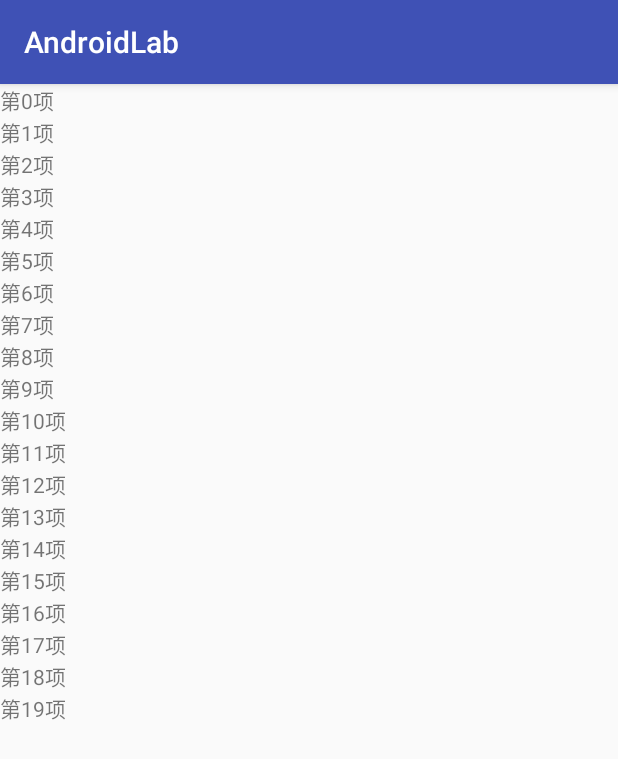
After one commit to zzxdng/AndroidLab, an Android app: the RecyclerViewFooterActivity screen opened directly, with no data from a screen before it, on a phone screen of 412 x 824 dp. The commit adds this screen. Shown: the top 759 px of the screen. Run offline under Robolectric (Android 15) with nearby library versions, the phone set to English and light mode, and no system bars.

Commit message:
1.添加RecyclerView基本用法，下拉刷新，下拉加载更多。

```diff
--- a/app/build.gradle
+++ b/app/build.gradle
@@ -19,10 +19,11 @@ android {
 }
 
 dependencies {
-    implementation fileTree(dir: 'libs', include: ['*.jar'])
+    implementation fileTree(include: ['*.jar'], dir: 'libs')
     implementation 'com.android.support:appcompat-v7:27.1.1'
     implementation 'com.android.support.constraint:constraint-layout:1.1.3'
     testImplementation 'junit:junit:4.12'
     androidTestImplementation 'com.android.support.test:runner:1.0.2'
     androidTestImplementation 'com.android.support.test.espresso:espresso-core:3.0.2'
+    implementation 'com.android.support:recyclerview-v7:27.1.1'
 }
--- a/app/src/main/AndroidManifest.xml
+++ b/app/src/main/AndroidManifest.xml
@@ -16,6 +16,8 @@
                 <category android:name="android.intent.category.LAUNCHER" />
             </intent-filter>
         </activity>
+        <activity android:name=".RecyclerViewExampleActivity" />
+        <activity android:name=".RecyclerViewFooterActivity" />
     </application>
 
 </manifest>
--- /dev/null
+++ b/app/src/main/java/com/zinc/example/androidlab/EndlessOnScrollListener.java
@@ -0,0 +1,60 @@
+package com.zinc.example.androidlab;
+
+import android.support.v7.widget.LinearLayoutManager;
+import android.support.v7.widget.RecyclerView;
+
+/**
+ * author： zhao zhongxin
+ * date： 2018/9/10
+ * description：上拉到底显示加载更多，这个功能还有待验证，bug很多
+ */
+public abstract class EndlessOnScrollListener extends RecyclerView.OnScrollListener {
+
+    private static final String TAG = "EndlessOnScrollListener";
+
+    private LinearLayoutManager linearLayoutManager;
+
+    //当前所在页
+    private int mCurrentPage = 0;
+
+    //已经加载出来的item数
+    private int totalItemCount = 0;
+
+    //用来存储上一个totalItemCount
+    private int previousTotal = 0;
+
+    //屏幕可见的item数量
+    private int visibleItemCount;
+
+    //屏幕可见第一个Item的位置
+    private int firstVisibleItem;
+
+    private int mLastItemPositon;
+
+    //是否执行加载数据
+    private boolean isUpward = true;
+
+    private int mThreashHoldItem = 3;
+
+    EndlessOnScrollListener(LinearLayoutManager linearLayoutManager) {
+        this.linearLayoutManager = linearLayoutManager;
+    }
+
+    @Override
+    public void onScrolled(RecyclerView recyclerView, int dx, int dy) {
+        super.onScrolled(recyclerView, dx, dy);
+
+        visibleItemCount = recyclerView.getChildCount();
+        mLastItemPositon = linearLayoutManager.findLastCompletelyVisibleItemPosition();
+        totalItemCount = linearLayoutManager.getItemCount();
+        firstVisibleItem = linearLayoutManager.findFirstVisibleItemPosition();
+        // 大于0表示正在向上滑动，小于等于0表示停止或向下滑动
+        if(dy > 0){
+            if(mLastItemPositon + mThreashHoldItem >= (totalItemCount - 1)){
+                onLoadMore(mCurrentPage);
+            }
+        }
+    }
+
+    public abstract void onLoadMore(int currentPage);
+}
--- /dev/null
+++ b/app/src/main/java/com/zinc/example/androidlab/RecyclerViewFooterActivity.java
@@ -0,0 +1,104 @@
+package com.zinc.example.androidlab;
+
+import android.graphics.Color;
+import android.os.AsyncTask;
+import android.os.Bundle;
+import android.support.v4.widget.SwipeRefreshLayout;
+import android.support.v7.app.AppCompatActivity;
+import android.support.v7.widget.LinearLayoutManager;
+import android.support.v7.widget.RecyclerView;
+
+import java.util.ArrayList;
+import java.util.List;
+import java.util.Timer;
+import java.util.TimerTask;
+
+public class RecyclerViewFooterActivity extends AppCompatActivity {
+
+    private RecyclerViewFooterAdapter mAdapter;
+    private RecyclerView mRecyclerView;
+    private List<String> mDataList;
+    private SwipeRefreshLayout mSwipeRefreshLayout;
+
+    private boolean mIsLoadingData = false;
+    @Override
+    protected void onCreate(Bundle savedInstanceState) {
+        super.onCreate(savedInstanceState);
+        setContentView(R.layout.activity_recycler_view_example);
+        initView();
+        initData();
+        mAdapter = new RecyclerViewFooterAdapter(mDataList, this);
+        mRecyclerView.setAdapter(mAdapter);
+    }
+
+    private void initData() {
+        mDataList = new ArrayList<>();
+        for(int i = 0; i < 20 ; i++){
+            mDataList.add(i, "第"+ i +"项");
+        }
+    }
+
+    private List<String> addTopData(List<String> list){
+        if(list != null){
+            for(int i = 0; i < 5 ; i++){
+                list.add(i, "下拉刷新增加过后的 第"+ i +"项");
+            }
+        }
+        return list;
+    }
+
+    private int mAddCount = 0;
+    private int addBottomData(List<String> list){
+        if(list != null){
+            for(int i = 0; i < 5; i++){
+                mAddCount ++;
+                if(mAddCount > 100){
+                    return RecyclerViewFooterAdapter.STATUS_LOAD_END;
+                }
+                list.add("上拉刷新增加过后的 第"+ i +"项");
+            }
+        }
+        return RecyclerViewFooterAdapter.STATUS_LOAD_COMPLETE;
+    }
+
+    private void initView() {
+        mRecyclerView = findViewById(R.id.example_string_recycler_view);
+        LinearLayoutManager linearLayoutManager = new LinearLayoutManager(this);
+        mRecyclerView.setLayoutManager(linearLayoutManager);//选择使用竖直的布局
+        mRecyclerView.addOnScrollListener(new EndlessOnScrollListener(linearLayoutManager) {
+            @Override
+            public void onLoadMore(int currentPage) {
+                mAdapter.setLoadingStatus(RecyclerViewFooterAdapter.STATUS_LOADING);
+                if(!mIsLoadingData){
+                    mIsLoadingData = true;
+                    new Timer().schedule(new TimerTask() {
+                        @Override
+                        public void run() {
+                            runOnUiThread(new Runnable() {
+                                @Override
+                                public void run() {
+                                    mAdapter.setLoadingStatus(addBottomData(mDataList));
+                                    mAdapter.notifyDataSetChanged();
+                                    mIsLoadingData = false;
+                                }
+                            });
+                        }
+                    }, 1000);
+                }
+            }
+        });
+        mSwipeRefreshLayout = findViewById(R.id.swipe_refresh_layout);
+        mSwipeRefreshLayout.setColorSchemeColors(Color.BLUE);
+        mSwipeRefreshLayout.setOnRefreshListener(new SwipeRefreshLayout.OnRefreshListener() {
+            @Override
+            public void onRefresh() {
+                mDataList = addTopData(mDataList);
+                mAdapter.notifyDataSetChanged();
+                mSwipeRefreshLayout.setRefreshing(false);//取消刷新状态
+            }
+        });
+
+
+    }
+
+}
--- /dev/null
+++ b/app/src/main/java/com/zinc/example/androidlab/RecyclerViewFooterAdapter.java
@@ -0,0 +1,118 @@
+package com.zinc.example.androidlab;
+
+import android.content.Context;
+import android.support.annotation.NonNull;
+import android.support.v7.widget.RecyclerView;
+import android.view.LayoutInflater;
+import android.view.View;
+import android.view.ViewGroup;
+import android.widget.LinearLayout;
+import android.widget.TextView;
+
+import java.util.List;
+
+/**
+ * author： zhao zhongxin
+ * date： 2018/9/10
+ * description：
+ */
+public class RecyclerViewFooterAdapter extends RecyclerView.Adapter {
+
+    private final int TYPE_NORMAL = 1;
+    private final int TYPE_FOOTER = 2;
+
+    private List<String> mDataList;
+    private Context mContext;
+
+    //加载状态
+    public static final int STATUS_LOAD_COMPLETE = 1;//加载完成
+    public static final int STATUS_LOADING = 2;//加载中...
+    public static final int STATUS_LOAD_END = 3;//加载到底了
+    private int mLoadingStatus = STATUS_LOAD_COMPLETE;
+
+    RecyclerViewFooterAdapter(List<String> mDataList, Context mContext) {
+        this.mDataList = mDataList;
+        this.mContext = mContext;
+    }
+
+    @Override
+    public int getItemViewType(int position) {
+        if(position + 1 == getItemCount()){
+            return TYPE_FOOTER;
+        }else {
+            return TYPE_NORMAL;
+        }
+    }
+
+    @NonNull
+    @Override
+    public RecyclerView.ViewHolder onCreateViewHolder(@NonNull ViewGroup parent, int viewType) {
+        if(viewType == TYPE_FOOTER){
+            View view = LayoutInflater.from(mContext).inflate(R.layout.recycler_item_footer_layout, parent, false);
+            return  new FooterViewHolder(view);
+        }else {
+            View view = LayoutInflater.from(mContext).inflate(R.layout.recyclerview_item_normal_layout, parent, false);
+            return  new NormalViewHolder(view);
+        }
+    }
+
+
+
+
+    @Override
+    public void onBindViewHolder(@NonNull RecyclerView.ViewHolder holder, int position) {
+        if(holder instanceof NormalViewHolder){
+            NormalViewHolder normalViewHolder = (NormalViewHolder)holder;
+            normalViewHolder.contentTv.setText(mDataList.get(position));
+        }else if (holder instanceof FooterViewHolder){
+            FooterViewHolder footerViewHolder = (FooterViewHolder)holder;
+            switch (mLoadingStatus){
+                case STATUS_LOAD_COMPLETE:
+                    footerViewHolder.loadingHintView.setVisibility(View.GONE);
+                    footerViewHolder.loadEndHintView.setVisibility(View.GONE);
+                    break;
+
+                case STATUS_LOADING :
+                    footerViewHolder.loadingHintView.setVisibility(View.VISIBLE);
+                    footerViewHolder.loadEndHintView.setVisibility(View.GONE);
+                    break;
+
+                case STATUS_LOAD_END:
+                    footerViewHolder.loadingHintView.setVisibility(View.GONE);
+                    footerViewHolder.loadEndHintView.setVisibility(View.VISIBLE);
+                    break;
+
+                default:
+                    break;
+            }
+        }
+    }
+
+    @Override
+    public int getItemCount() {
+        return mDataList.size() + 1;
+    }
+
+    public void setLoadingStatus(int status){
+        mLoadingStatus = status;
+    }
+
+    private class FooterViewHolder extends RecyclerView.ViewHolder {
+
+        LinearLayout loadingHintView;
+        LinearLayout loadEndHintView;
+        FooterViewHolder(View itemView) {
+            super(itemView);
+            loadingHintView = itemView.findViewById(R.id.loading_hint_ll);
+            loadEndHintView = itemView.findViewById(R.id.load_end_hint_ll);
+        }
+    }
+
+    private class NormalViewHolder extends RecyclerView.ViewHolder {
+        TextView contentTv;
+        NormalViewHolder(View itemView) {
+            super(itemView);
+            contentTv = itemView.findViewById(R.id.example_content_tv);
+        }
+    }
+}
--- /dev/null
+++ b/app/src/main/res/layout/activity_recycler_view_example.xml
@@ -0,0 +1,23 @@
+<?xml version="1.0" encoding="utf-8"?>
+<LinearLayout xmlns:android="http://schemas.android.com/apk/res/android"
+    xmlns:tools="http://schemas.android.com/tools"
+    android:layout_width="match_parent"
+    android:layout_height="match_parent"
+    android:orientation="vertical"
+    tools:context=".RecyclerViewExampleActivity">
+
+
+    <android.support.v4.widget.SwipeRefreshLayout
+        android:id="@+id/swipe_refresh_layout"
+        android:layout_width="match_parent"
+        android:layout_height="match_parent">
+        <android.support.v7.widget.RecyclerView
+            android:id="@+id/example_string_recycler_view"
+            android:layout_width="match_parent"
+            android:layout_height="match_parent">
+
+        </android.support.v7.widget.RecyclerView>
+    </android.support.v4.widget.SwipeRefreshLayout>
+
+
+</LinearLayout>
--- /dev/null
+++ b/app/src/main/res/layout/recyclerview_item_normal_layout.xml
@@ -0,0 +1,10 @@
+<?xml version="1.0" encoding="utf-8"?>
+<LinearLayout xmlns:android="http://schemas.android.com/apk/res/android"
+    android:layout_width="match_parent"
+    android:layout_height="wrap_content">
+    <TextView
+        android:id="@+id/example_content_tv"
+        android:layout_width="match_parent"
+        android:layout_height="wrap_content" />
+
+</LinearLayout>
```
Also changed, not shown: app/src/main/java/com/zinc/example/androidlab/MainActivity.java (+26 -1 lines), app/src/main/java/com/zinc/example/androidlab/RecyclerViewExampleActivity.java (added, +81 -0 lines), app/src/main/java/com/zinc/example/androidlab/RecyclerViewItemNormalAdapter.java (added, +110 -0 lines), app/src/main/res/layout/activity_main.xml (+20 -9 lines), app/src/main/res/layout/recycler_item_footer_layout.xml (added, +52 -0 lines).
